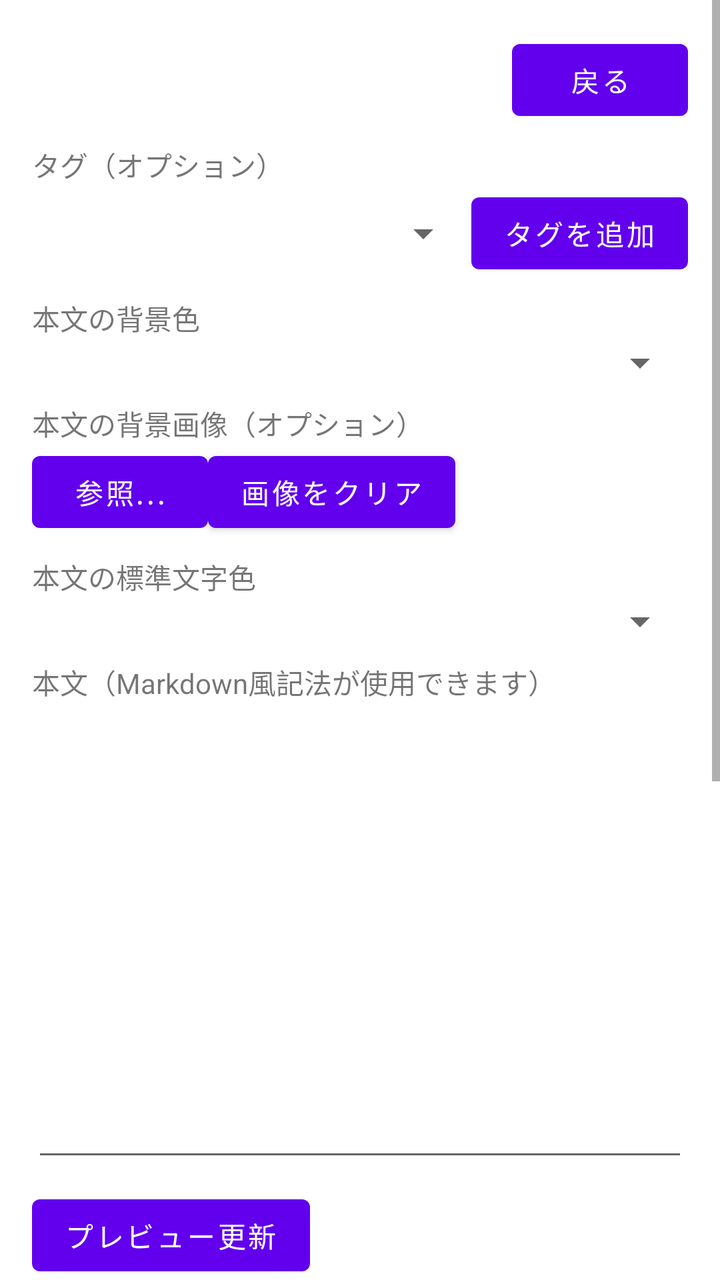
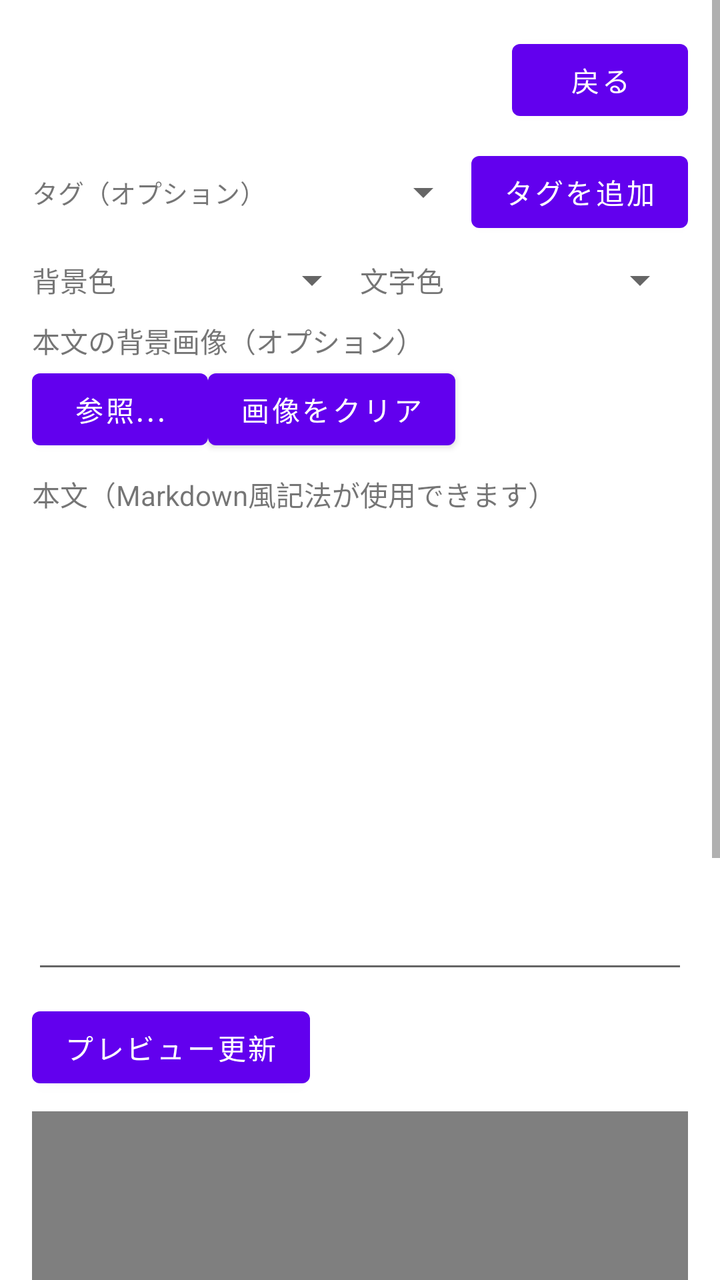

Compare the two renders of this Android layout. The source of the first and the diff that turns it into the second are given below.
<!-- AndroidManifest.xml: application theme Theme.MyDictionary -->
<!-- res/layout/activity_note_create.xml -->
<?xml version="1.0" encoding="utf-8"?>
<ScrollView xmlns:android="http://schemas.android.com/apk/res/android"
    xmlns:tools="http://schemas.android.com/tools"
    android:layout_width="match_parent"
    android:layout_height="match_parent">

    <LinearLayout
        android:layout_width="match_parent"
        android:layout_height="wrap_content"
        android:orientation="vertical"
        android:padding="16dp">

        <LinearLayout
            android:layout_width="match_parent"
            android:layout_height="wrap_content"
            android:orientation="horizontal"
            android:gravity="center_vertical">

            <TextView
                android:id="@+id/screenTitle"
                android:layout_width="0dp"
                android:layout_height="wrap_content"
                android:layout_weight="1"
                android:textSize="20sp"
                android:textStyle="bold" />

            <Button
                android:id="@+id/backButton"
                android:layout_width="wrap_content"
                android:layout_height="wrap_content"
                android:text="@string/action_back" />
        </LinearLayout>

        <LinearLayout
            android:id="@+id/columnFieldsContainer"
            android:layout_width="match_parent"
            android:layout_height="wrap_content"
            android:orientation="vertical" />

        <TextView
            android:layout_width="wrap_content"
            android:layout_height="wrap_content"
            android:text="@string/label_tags_optional"
            android:paddingTop="8dp" />

        <TextView
            android:id="@+id/noTagsLabel"
            android:layout_width="wrap_content"
            android:layout_height="wrap_content"
            android:text="@string/no_tags_in_book"
            android:visibility="gone" />

        <com.google.android.material.chip.ChipGroup
            android:id="@+id/selectedTagsChipGroup"
            android:layout_width="match_parent"
            android:layout_height="wrap_content" />

        <LinearLayout
            android:id="@+id/tagAddRow"
            android:layout_width="match_parent"
            android:layout_height="wrap_content"
            android:orientation="horizontal"
            android:gravity="center_vertical">

            <Spinner
                android:id="@+id/tagSpinner"
                android:layout_width="0dp"
                android:layout_height="wrap_content"
                android:layout_weight="1" />

            <Button
                android:id="@+id/addTagButton"
                android:layout_width="wrap_content"
                android:layout_height="wrap_content"
                android:text="@string/action_add_tag_to_note" />
        </LinearLayout>

        <TextView
            android:layout_width="wrap_content"
            android:layout_height="wrap_content"
            android:text="@string/label_note_background_theme"
            android:paddingTop="8dp" />

        <Spinner
            android:id="@+id/backgroundThemeSpinner"
            android:layout_width="match_parent"
            android:layout_height="wrap_content" />

        <TextView
            android:layout_width="wrap_content"
            android:layout_height="wrap_content"
            android:text="@string/label_note_background_image"
            android:paddingTop="8dp" />

        <LinearLayout
            android:layout_width="match_parent"
            android:layout_height="wrap_content"
            android:orientation="horizontal"
            android:gravity="center_vertical">

            <Button
                android:id="@+id/browseBackgroundImageButton"
                android:layout_width="wrap_content"
                android:layout_height="wrap_content"
                android:text="@string/action_browse" />

            <Button
                android:id="@+id/clearBackgroundImageButton"
                android:layout_width="wrap_content"
                android:layout_height="wrap_content"
                android:text="@string/action_clear_image" />

            <TextView
                android:id="@+id/backgroundImageLabel"
                android:layout_width="0dp"
                android:layout_height="wrap_content"
                android:layout_weight="1"
                android:layout_marginStart="8dp"
                android:ellipsize="middle"
                android:singleLine="true" />
        </LinearLayout>

        <TextView
            android:layout_width="wrap_content"
            android:layout_height="wrap_content"
            android:text="@string/label_note_text_color"
            android:paddingTop="8dp" />

        <Spinner
            android:id="@+id/textColorSpinner"
            android:layout_width="match_parent"
            android:layout_height="wrap_content" />

        <TextView
            android:layout_width="wrap_content"
            android:layout_height="wrap_content"
            android:text="@string/note_body_label"
            android:paddingTop="8dp" />

        <LinearLayout
            android:id="@+id/formatToolbarContainer"
            android:layout_width="match_parent"
            android:layout_height="wrap_content"
            android:layout_marginTop="4dp"
            android:orientation="horizontal" />

        <EditText
            android:id="@+id/bodyField"
            android:layout_width="match_parent"
            android:layout_height="wrap_content"
            android:gravity="top"
            android:inputType="textMultiLine"
            android:minLines="10" />

        <Button
            android:id="@+id/previewButton"
            android:layout_width="wrap_content"
            android:layout_height="wrap_content"
            android:layout_marginTop="8dp"
            android:text="@string/action_update_preview" />

        <WebView
            android:id="@+id/previewWebView"
            tools:ignore="WebViewLayout"
            android:layout_width="match_parent"
            android:layout_height="300dp"
            android:layout_marginTop="8dp" />

        <TextView
            android:id="@+id/errorLabel"
            android:layout_width="match_parent"
            android:layout_height="wrap_content"
            android:textColor="#FF0000"
            android:paddingTop="8dp" />

        <Button
            android:id="@+id/saveButton"
            android:layout_width="match_parent"
            android:layout_height="wrap_content"
            android:layout_marginTop="8dp"
            android:text="@string/action_save_note" />

    </LinearLayout>
</ScrollView>
<!-- resources referenced by this layout -->
<resources>
  <string name="action_add_tag_to_note">タグを追加</string>
  <string name="action_back">戻る</string>
  <string name="action_browse">参照...</string>
  <string name="action_clear_image">画像をクリア</string>
  <string name="action_save_note">ノートを保存</string>
  <string name="action_update_preview">プレビュー更新</string>
  <string name="label_note_background_image">本文の背景画像（オプション）</string>
  <string name="label_note_background_theme">本文の背景色</string>
  <string name="label_note_text_color">本文の標準文字色</string>
  <string name="label_tags_optional">タグ（オプション）</string>
  <string name="no_tags_in_book">（このブックにはタグがありません）</string>
  <string name="note_body_label">本文（Markdown風記法が使用できます）</string>
  <style name="Theme.MyDictionary" parent="Theme.MaterialComponents.DayNight.NoActionBar" />
</resources>

<!-- the commit's change to res/layout/activity_note_create.xml (unified diff, before → after) -->
@@ -37,54 +37,90 @@
             android:layout_height="wrap_content"
             android:orientation="vertical" />
 
-        <TextView
-            android:layout_width="wrap_content"
-            android:layout_height="wrap_content"
-            android:text="@string/label_tags_optional"
-            android:paddingTop="8dp" />
-
-        <TextView
-            android:id="@+id/noTagsLabel"
-            android:layout_width="wrap_content"
-            android:layout_height="wrap_content"
-            android:text="@string/no_tags_in_book"
-            android:visibility="gone" />
-
-        <com.google.android.material.chip.ChipGroup
-            android:id="@+id/selectedTagsChipGroup"
-            android:layout_width="match_parent"
-            android:layout_height="wrap_content" />
-
-        <LinearLayout
-            android:id="@+id/tagAddRow"
-            android:layout_width="match_parent"
-            android:layout_height="wrap_content"
-            android:orientation="horizontal"
-            android:gravity="center_vertical">
+        
+        <LinearLayout
+            android:layout_width="match_parent"
+            android:layout_height="wrap_content"
+            android:orientation="horizontal"
+            android:paddingTop="8dp">
+
+            <TextView
+                android:layout_width="120dp"
+                android:layout_height="wrap_content"
+                android:layout_gravity="center_vertical"
+                android:textSize="13sp"
+                android:text="@string/label_tags_optional" />
+
+            <LinearLayout
+                android:layout_width="0dp"
+                android:layout_height="wrap_content"
+                android:layout_weight="1"
+                android:orientation="vertical">
+
+                <TextView
+                    android:id="@+id/noTagsLabel"
+                    android:layout_width="wrap_content"
+                    android:layout_height="wrap_content"
+                    android:text="@string/no_tags_in_book"
+                    android:visibility="gone" />
+
+                <com.google.android.material.chip.ChipGroup
+                    android:id="@+id/selectedTagsChipGroup"
+                    android:layout_width="match_parent"
+                    android:layout_height="wrap_content" />
+
+                <LinearLayout
+                    android:id="@+id/tagAddRow"
+                    android:layout_width="match_parent"
+                    android:layout_height="wrap_content"
+                    android:orientation="horizontal"
+                    android:gravity="center_vertical">
+
+                    <Spinner
+                        android:id="@+id/tagSpinner"
+                        android:layout_width="0dp"
+                        android:layout_height="wrap_content"
+                        android:layout_weight="1" />
+
+                    <Button
+                        android:id="@+id/addTagButton"
+                        android:layout_width="wrap_content"
+                        android:layout_height="wrap_content"
+                        android:text="@string/action_add_tag_to_note" />
+                </LinearLayout>
+            </LinearLayout>
+        </LinearLayout>
+
+        
+        <LinearLayout
+            android:layout_width="match_parent"
+            android:layout_height="wrap_content"
+            android:orientation="horizontal"
+            android:gravity="center_vertical"
+            android:paddingTop="8dp">
+
+            <TextView
+                android:layout_width="wrap_content"
+                android:layout_height="wrap_content"
+                android:text="@string/label_note_background_theme_short" />
 
             <Spinner
-                android:id="@+id/tagSpinner"
+                android:id="@+id/backgroundThemeSpinner"
                 android:layout_width="0dp"
                 android:layout_height="wrap_content"
                 android:layout_weight="1" />
 
-            <Button
-                android:id="@+id/addTagButton"
-                android:layout_width="wrap_content"
-                android:layout_height="wrap_content"
-                android:text="@string/action_add_tag_to_note" />
-        </LinearLayout>
-
-        <TextView
-            android:layout_width="wrap_content"
-            android:layout_height="wrap_content"
-            android:text="@string/label_note_background_theme"
-            android:paddingTop="8dp" />
-
-        <Spinner
-            android:id="@+id/backgroundThemeSpinner"
-            android:layout_width="match_parent"
-            android:layout_height="wrap_content" />
+            <TextView
+                android:layout_width="wrap_content"
+                android:layout_height="wrap_content"
+                android:text="@string/label_note_text_color_short" />
+
+            <Spinner
+                android:id="@+id/textColorSpinner"
+                android:layout_width="0dp"
+                android:layout_height="wrap_content"
+                android:layout_weight="1" />
+        </LinearLayout>
 
         <TextView
             android:layout_width="wrap_content"
@@ -123,17 +159,6 @@
         <TextView
             android:layout_width="wrap_content"
             android:layout_height="wrap_content"
-            android:text="@string/label_note_text_color"
-            android:paddingTop="8dp" />
-
-        <Spinner
-            android:id="@+id/textColorSpinner"
-            android:layout_width="match_parent"
-            android:layout_height="wrap_content" />
-
-        <TextView
-            android:layout_width="wrap_content"
-            android:layout_height="wrap_content"
             android:text="@string/note_body_label"
             android:paddingTop="8dp" />
 
<!-- resource entries referenced after the edit -->
@@ -7,8 +7,8 @@
   <string name="action_save_note">ノートを保存</string>
   <string name="action_update_preview">プレビュー更新</string>
   <string name="label_note_background_image">本文の背景画像（オプション）</string>
-  <string name="label_note_background_theme">本文の背景色</string>
-  <string name="label_note_text_color">本文の標準文字色</string>
+  <string name="label_note_background_theme_short">背景色</string>
+  <string name="label_note_text_color_short">文字色</string>
   <string name="label_tags_optional">タグ（オプション）</string>
   <string name="no_tags_in_book">（このブックにはタグがありません）</string>
   <string name="note_body_label">本文（Markdown風記法が使用できます）</string>
